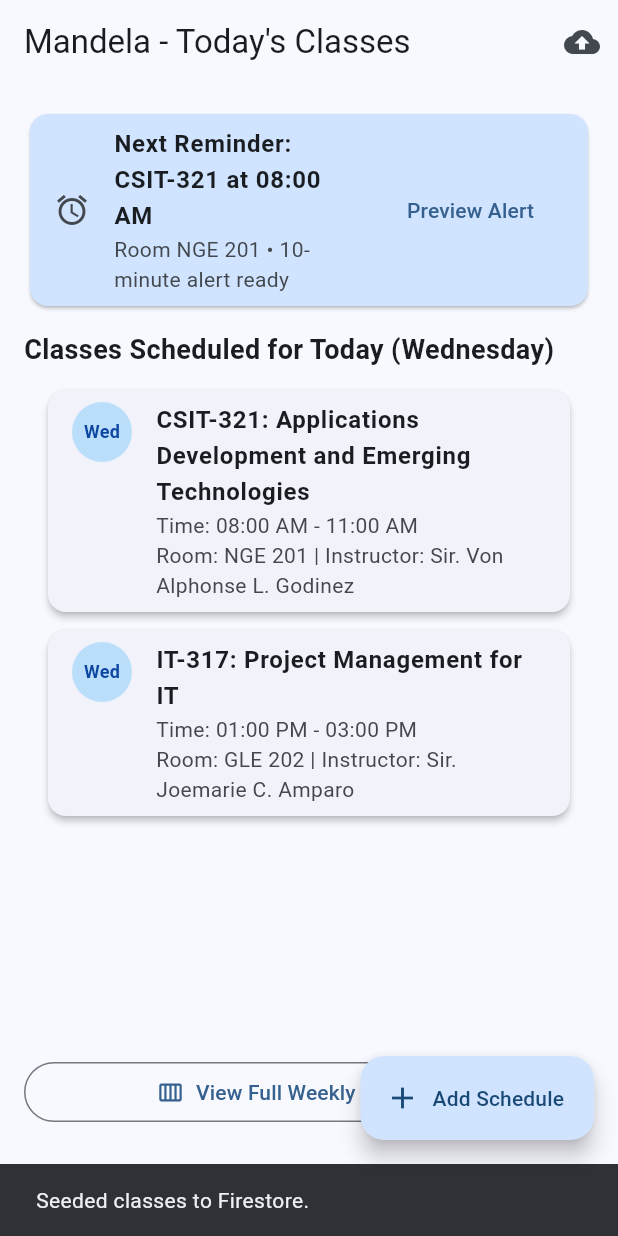
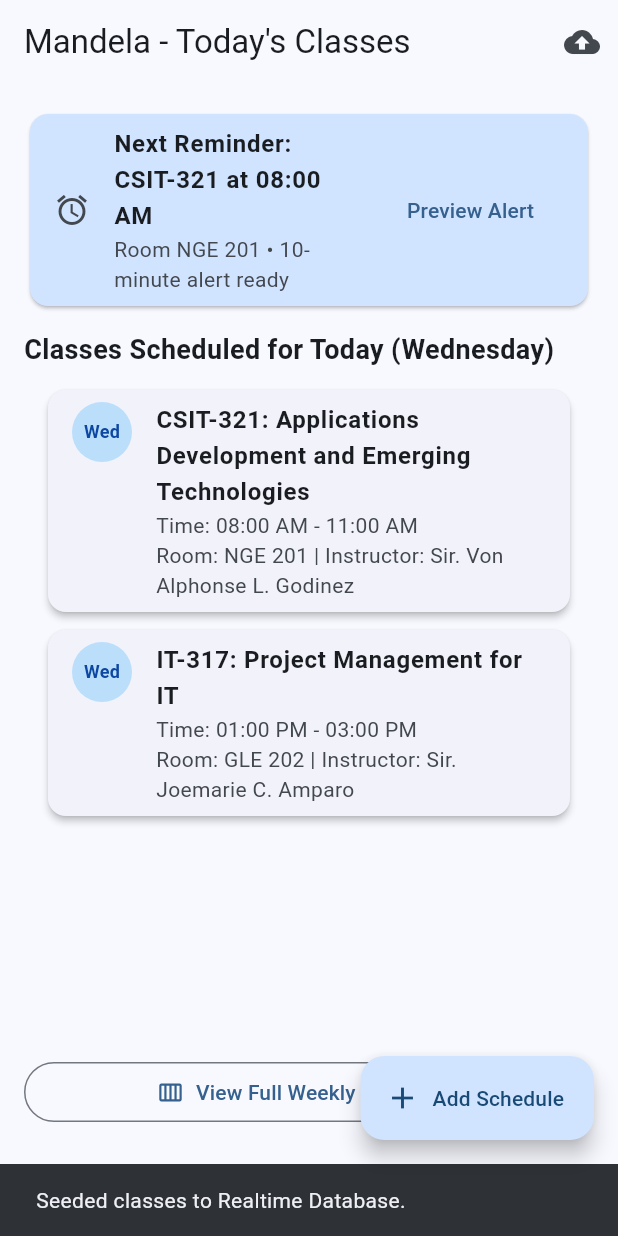
Before and after one commit to AwitSandoy/CSIT284-Capstone-Sandoy, a Flutter app: the screen it shows after launch, after a tap on the "cloud upload" icon, on a phone screen of 412 x 824 dp. Run offline on Flutter 3.47's test engine with Material 3 defaults, Android fonts, the phone set to English and light mode, and no system bars; our stand-ins replace firebase_core, firebase_database; accounts and stored records are empty.

Commit message:
feat: switch class schedule storage to Firebase Realtime Database

```diff
--- a/lib/models/class_schedule.dart
+++ b/lib/models/class_schedule.dart
@@ -31,7 +31,7 @@ class ClassSchedule {
     };
   }
 
-  factory ClassSchedule.fromMap(String id, Map<String, dynamic> map) {
+  factory ClassSchedule.fromMap(Map<String, dynamic> map, String id) {
     return ClassSchedule(
       id: id,
       subjectCode: map['subjectCode'] ?? '',
--- a/lib/models/firestore_service.dart
+++ /dev/null
@@ -1,45 +0,0 @@
-import 'package:cloud_firestore/cloud_firestore.dart';
-import 'class_schedule.dart';
-import 'dummy_data.dart';
-
-class FirestoreService {
-  final CollectionReference _classesRef =
-      FirebaseFirestore.instance.collection('classes');
-
-  // CREATE
-  Future<void> addClass(ClassSchedule schedule) async {
-    await _classesRef.add(schedule.toMap());
-  }
-
-  // READ
-  Stream<List<ClassSchedule>> getClassesStream() {
-    return _classesRef.snapshots().map((snapshot) {
-      return snapshot.docs.map((doc) {
-        return ClassSchedule.fromMap(
-          doc.id,
-          doc.data() as Map<String, dynamic>,
-        );
-      }).toList();
-    });
-  }
-
-  // UPDATE
-  Future<void> updateClass(ClassSchedule schedule) async {
-    await _classesRef.doc(schedule.id).update(schedule.toMap());
-  }
-
-  // DELETE
-  Future<void> deleteClass(String id) async {
-    await _classesRef.doc(id).delete();
-  }
-
-  // SEED INITIAL DUMMY DATA TO FIRESTORE
-  Future<void> seedDummyData() async {
-    final existing = await _classesRef.limit(1).get();
-    if (existing.docs.isEmpty) {
-      for (final item in DummyData.classes) {
-        await addClass(item);
-      }
-    }
-  }
-}
--- /dev/null
+++ b/lib/models/realtime_database_service.dart
@@ -0,0 +1,52 @@
+import 'package:firebase_core/firebase_core.dart';
+import 'package:firebase_database/firebase_database.dart';
+import 'dummy_data.dart';
+import 'class_schedule.dart';
+
+class RealtimeDatabaseService {
+  final DatabaseReference _classesRef = FirebaseDatabase.instanceFor(
+    app: Firebase.app(),
+    databaseURL:
+        'https://mandela-capstone-default-rtdb.asia-southeast1.firebasedatabase.app',
+  ).ref('classes');
+
+  Stream<List<ClassSchedule>> getClassesStream() {
+    return _classesRef.onValue.map((event) {
+      final value = event.snapshot.value;
+      if (value == null || value is! Map) {
+        return <ClassSchedule>[];
+      }
+
+      final items = <ClassSchedule>[];
+      value.forEach((key, entry) {
+        if (entry is Map) {
+          final data = Map<String, dynamic>.from(entry);
+          items.add(ClassSchedule.fromMap(data, key.toString()));
+        }
+      });
+      return items;
+    });
+  }
+
+  Future<void> addClass(ClassSchedule schedule) async {
+    final newRef = _classesRef.push();
+    await newRef.set(schedule.toMap());
+  }
+
+  Future<void> updateClass(ClassSchedule schedule) async {
+    await _classesRef.child(schedule.id).update(schedule.toMap());
+  }
+
+  Future<void> deleteClass(String id) async {
+    await _classesRef.child(id).remove();
+  }
+
+  Future<void> seedDummyData() async {
+    final snapshot = await _classesRef.get();
+    if (snapshot.exists) return;
+
+    for (final item in DummyData.classes) {
+      await _classesRef.push().set(item.toMap());
+    }
+  }
+}
--- a/lib/screens/home_screen.dart
+++ b/lib/screens/home_screen.dart
@@ -1,6 +1,6 @@
 import 'package:flutter/material.dart';
 import '../models/class_schedule.dart';
-import '../models/firestore_service.dart';
+import '../models/realtime_database_service.dart';
 import '../widgets/schedule_card.dart';
 import 'class_form_screen.dart';
 import 'timetable_screen.dart';
@@ -45,7 +45,7 @@ class HomeScreen extends StatelessWidget {
 
   @override
   Widget build(BuildContext context) {
-    final firestoreService = FirestoreService();
+    final databaseService = RealtimeDatabaseService();
     final today = _getCurrentDayName();
 
     return Scaffold(
@@ -53,13 +53,15 @@ class HomeScreen extends StatelessWidget {
         title: const Text('Mandela - Today\'s Classes'),
         actions: [
           IconButton(
-            tooltip: 'Seed Dummy Classes to Firestore',
+            tooltip: 'Seed Dummy Classes to Realtime Database',
             icon: const Icon(Icons.cloud_upload),
             onPressed: () async {
-              await firestoreService.seedDummyData();
+              await databaseService.seedDummyData();
               if (context.mounted) {
                 ScaffoldMessenger.of(context).showSnackBar(
-                  const SnackBar(content: Text('Seeded classes to Firestore.')),
+                  const SnackBar(
+                    content: Text('Seeded classes to Realtime Database.'),
+                  ),
                 );
               }
             },
@@ -77,7 +79,7 @@ class HomeScreen extends StatelessWidget {
         label: const Text('Add Schedule'),
       ),
       body: StreamBuilder<List<ClassSchedule>>(
-        stream: firestoreService.getClassesStream(),
+        stream: databaseService.getClassesStream(),
         builder: (context, snapshot) {
           if (snapshot.connectionState == ConnectionState.waiting) {
             return const Center(child: CircularProgressIndicator());
@@ -85,7 +87,6 @@ class HomeScreen extends StatelessWidget {
           if (snapshot.hasError) {
             return Center(child: Text('Error: ${snapshot.error}'));
           }
-
           final allClasses = snapshot.data ?? [];
           final todaysClasses =
               allClasses.where((c) => c.dayOfWeek == today).toList();
@@ -128,7 +129,7 @@ class HomeScreen extends StatelessWidget {
                       ? Center(
                           child: Text(
                             allClasses.isEmpty
-                                ? 'No classes in Firestore yet. Tap the cloud upload icon to seed your classes.'
+                                ? 'No classes in Realtime Database yet. Tap the cloud upload icon to seed your classes.'
                                 : 'No classes scheduled for $today.',
                           ),
                         )
--- a/pubspec.yaml
+++ b/pubspec.yaml
@@ -35,8 +35,7 @@ dependencies:
   # Use with the CupertinoIcons class for iOS style icons.
   cupertino_icons: ^1.0.8
   firebase_core: ^5.2.0
-  cloud_firestore: ^7.2.0
-
+  firebase_database: ^13.1.0
 dev_dependencies:
   flutter_test:
     sdk: flutter
```
Also changed, not shown: lib/screens/class_form_screen.dart (+4 -8 lines), lib/screens/timetable_screen.dart (+7 -7 lines), pubspec.lock, 3 other files.
